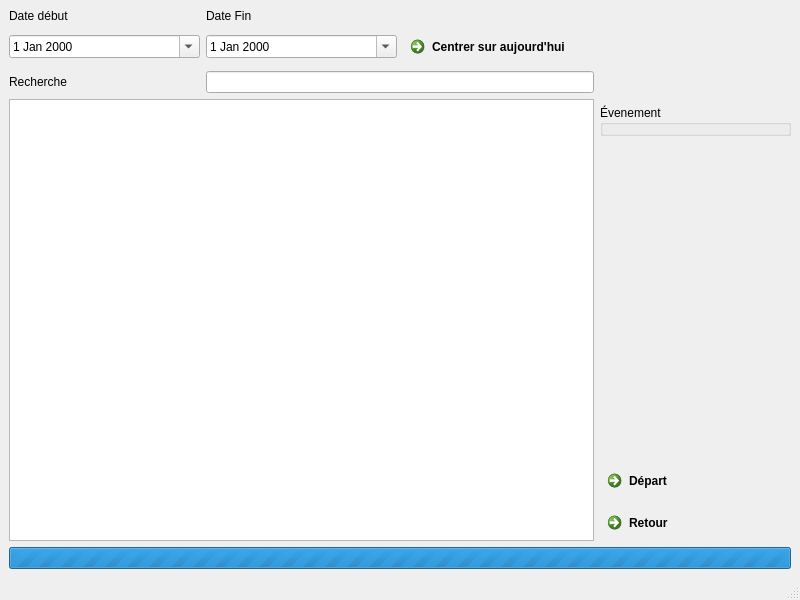
This is MainWindow.ui in Nakio195/RobertPartner as Qt 5 draws it before an edit. The edited form follows.
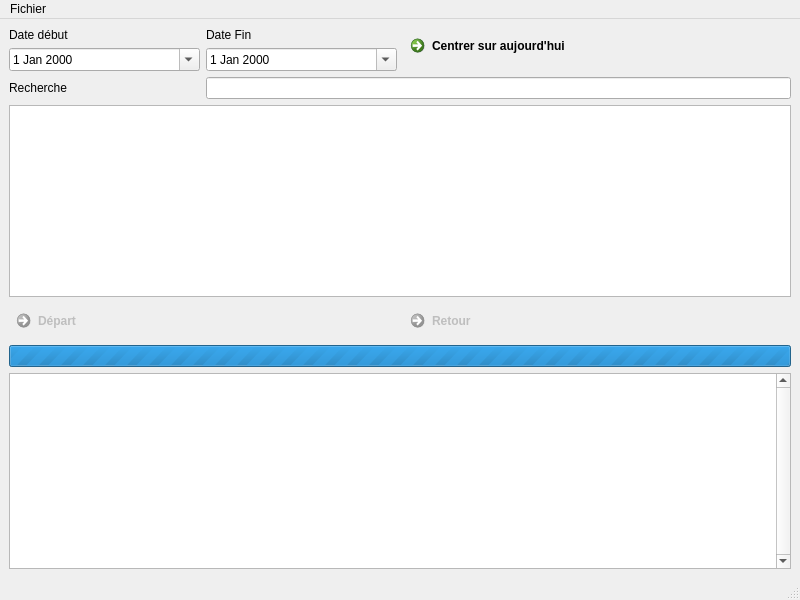
This is the edited form.

Commit message: Implement Return dialog and API connection for a given event.

Patch:
```diff
--- a/MainWindow.ui
+++ b/MainWindow.ui
@@ -25,79 +25,64 @@
       </property>
      </widget>
     </item>
-    <item row="2" column="1" colspan="2">
-     <widget class="QLineEdit" name="txtSearch"/>
-    </item>
-    <item row="8" column="3">
-     <widget class="QCommandLinkButton" name="commandLinkButton_2">
-      <property name="text">
-       <string>Départ</string>
-      </property>
-     </widget>
-    </item>
-    <item row="0" column="1">
-     <widget class="QLabel" name="label_2">
-      <property name="text">
-       <string>Date Fin</string>
-      </property>
-     </widget>
-    </item>
-    <item row="1" column="1">
+    <item row="2" column="1">
      <widget class="QDateEdit" name="datEnd">
       <property name="calendarPopup">
        <bool>true</bool>
       </property>
      </widget>
     </item>
-    <item row="1" column="2">
-     <widget class="QCommandLinkButton" name="commandLinkButton_3">
-      <property name="text">
-       <string>Centrer sur aujourd'hui</string>
+    <item row="9" column="0">
+     <widget class="QCommandLinkButton" name="btnDeparture">
+      <property name="enabled">
+       <bool>false</bool>
       </property>
-     </widget>
-    </item>
-    <item row="2" column="0">
-     <widget class="QLabel" name="label_3">
       <property name="text">
-       <string>Recherche</string>
+       <string>Départ</string>
       </property>
      </widget>
     </item>
-    <item row="9" column="3">
-     <widget class="QCommandLinkButton" name="commandLinkButton">
+    <item row="9" column="2">
+     <widget class="QCommandLinkButton" name="btnReturn">
+      <property name="enabled">
+       <bool>false</bool>
+      </property>
       <property name="text">
        <string>Retour</string>
       </property>
      </widget>
     </item>
     <item row="1" column="0">
-     <widget class="QDateEdit" name="datStart">
-      <property name="calendarPopup">
-       <bool>true</bool>
-      </property>
-     </widget>
-    </item>
-    <item row="0" column="0">
      <widget class="QLabel" name="label">
       <property name="text">
        <string>Date début</string>
       </property>
      </widget>
     </item>
-    <item row="6" column="3">
-     <spacer name="verticalSpacer">
-      <property name="orientation">
-       <enum>Qt::Vertical</enum>
+    <item row="1" column="1">
+     <widget class="QLabel" name="label_2">
+      <property name="text">
+       <string>Date Fin</string>
       </property>
-      <property name="sizeHint" stdset="0">
-       <size>
-        <width>20</width>
-        <height>40</height>
-       </size>
+     </widget>
+    </item>
+    <item row="11" column="0" colspan="4">
+     <widget class="QTextEdit" name="apiLog">
+      <property name="enabled">
+       <bool>true</bool>
       </property>
-     </spacer>
+      <property name="verticalScrollBarPolicy">
+       <enum>Qt::ScrollBarAlwaysOn</enum>
+      </property>
+      <property name="undoRedoEnabled">
+       <bool>false</bool>
+      </property>
+      <property name="readOnly">
+       <bool>true</bool>
+      </property>
+     </widget>
     </item>
-    <item row="4" column="0" rowspan="6" colspan="3">
+    <item row="5" column="0" rowspan="4" colspan="4">
      <widget class="QTableView" name="tblEvent">
       <property name="selectionMode">
        <enum>QAbstractItemView::SingleSelection</enum>
@@ -110,16 +95,27 @@
       </property>
      </widget>
     </item>
-    <item row="5" column="3">
-     <widget class="QGroupBox" name="grpEvent">
-      <property name="title">
-       <string>Évenement</string>
+    <item row="2" column="0">
+     <widget class="QDateEdit" name="datStart">
+      <property name="calendarPopup">
+       <bool>true</bool>
       </property>
-      <property name="flat">
-       <bool>false</bool>
+     </widget>
+    </item>
+    <item row="3" column="0">
+     <widget class="QLabel" name="label_3">
+      <property name="text">
+       <string>Recherche</string>
       </property>
-      <property name="checkable">
-       <bool>false</bool>
+     </widget>
+    </item>
+    <item row="3" column="1" colspan="3">
+     <widget class="QLineEdit" name="txtSearch"/>
+    </item>
+    <item row="1" column="2" rowspan="2" colspan="2">
+     <widget class="QCommandLinkButton" name="commandLinkButton_3">
+      <property name="text">
+       <string>Centrer sur aujourd'hui</string>
       </property>
      </widget>
     </item>
@@ -134,6 +130,13 @@
      <height>21</height>
     </rect>
    </property>
+   <widget class="QMenu" name="menuFichier">
+    <property name="title">
+     <string>Fichier</string>
+    </property>
+    <addaction name="actionAfficher_log_REST"/>
+   </widget>
+   <addaction name="menuFichier"/>
   </widget>
   <widget class="QStatusBar" name="statusbar"/>
  </widget>
```
Left out of the diff: 50 changed lines with no effect on the pictures. The commit also changes 18 other files.
